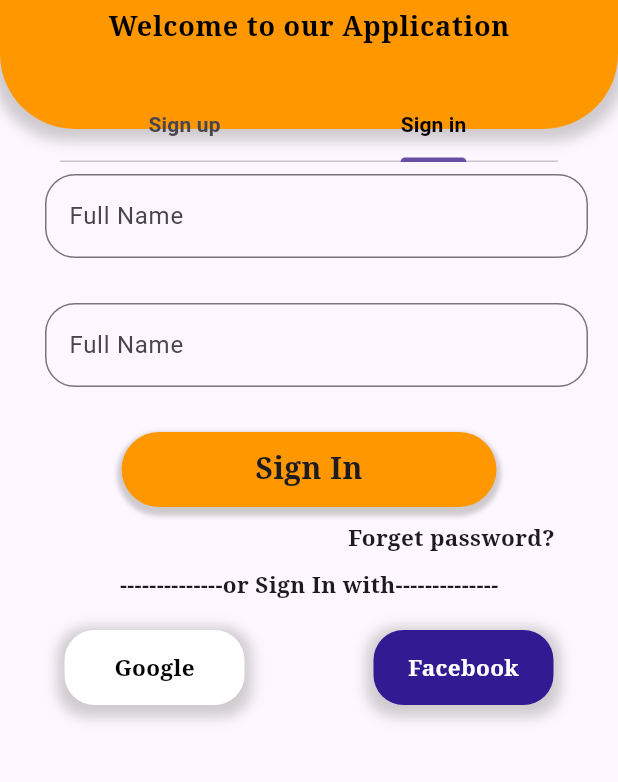
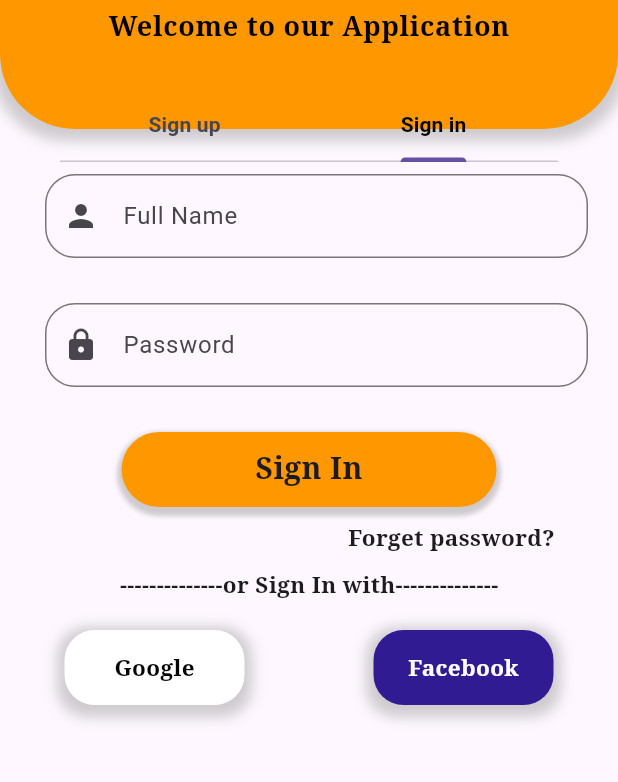
Before and after one commit to krishnarajkumar0610/grocery_app, a Flutter app: the screen it shows after launch, tab 2 chosen, on a phone screen of 412 x 824 dp, the part 291-1073 px from its top. Run offline on Flutter 3.47's test engine with Material 3 defaults, Android fonts, the phone set to English and light mode, and no system bars; our stand-ins replace flutter_bloc, google_fonts.

Commit message:
Grocery App

```diff
--- a/grocery_app/lib/screens/logins/sign_in.dart
+++ b/grocery_app/lib/screens/logins/sign_in.dart
@@ -25,6 +25,7 @@ class _SignInState extends State<SignIn> {
                 controller: _username,
                 decoration: InputDecoration(
                     hintText: "Full Name",
+                    prefixIcon: const Icon(Icons.person),
                     border: OutlineInputBorder(
                         borderRadius: BorderRadius.circular(20))),
               )),
@@ -33,7 +34,8 @@ class _SignInState extends State<SignIn> {
               child: TextField(
                 controller: _signInPass,
                 decoration: InputDecoration(
-                    hintText: "Full Name",
+                    hintText: "Password",
+                    prefixIcon: const Icon(Icons.lock),
                     border: OutlineInputBorder(
                         borderRadius: BorderRadius.circular(20))),
               )),
@@ -43,7 +45,6 @@ class _SignInState extends State<SignIn> {
               onTap: () {
                 // when i sign up then it need to display a box to tell go to sign in page
                 _username.dispose();
-
                 _signInPass.dispose();
                 Navigator.pushReplacement(
                     context,
```
